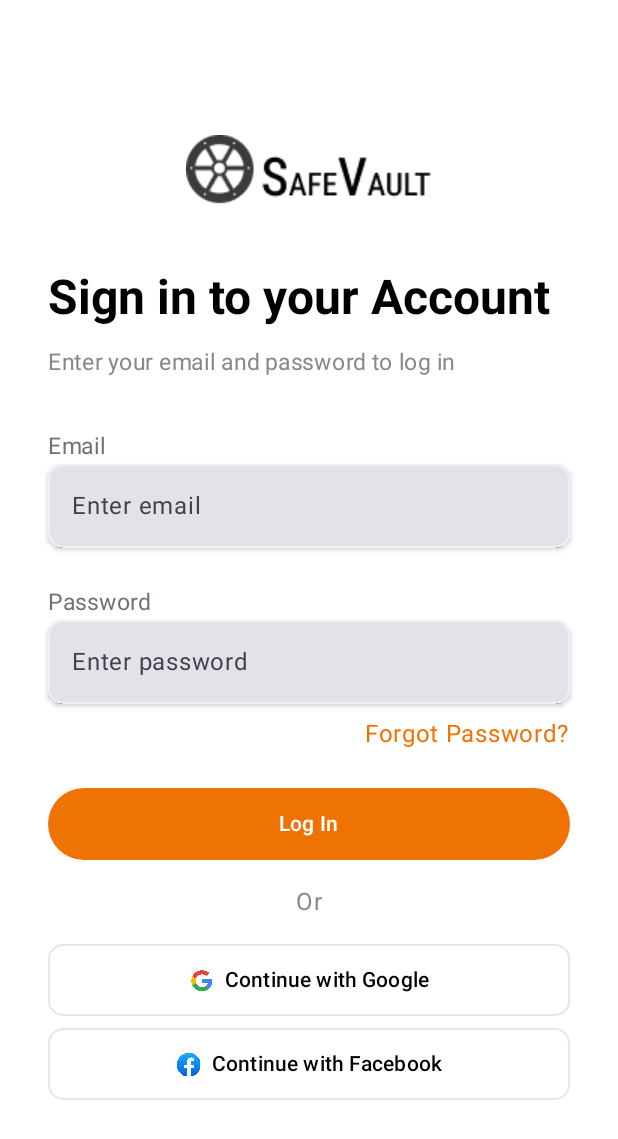
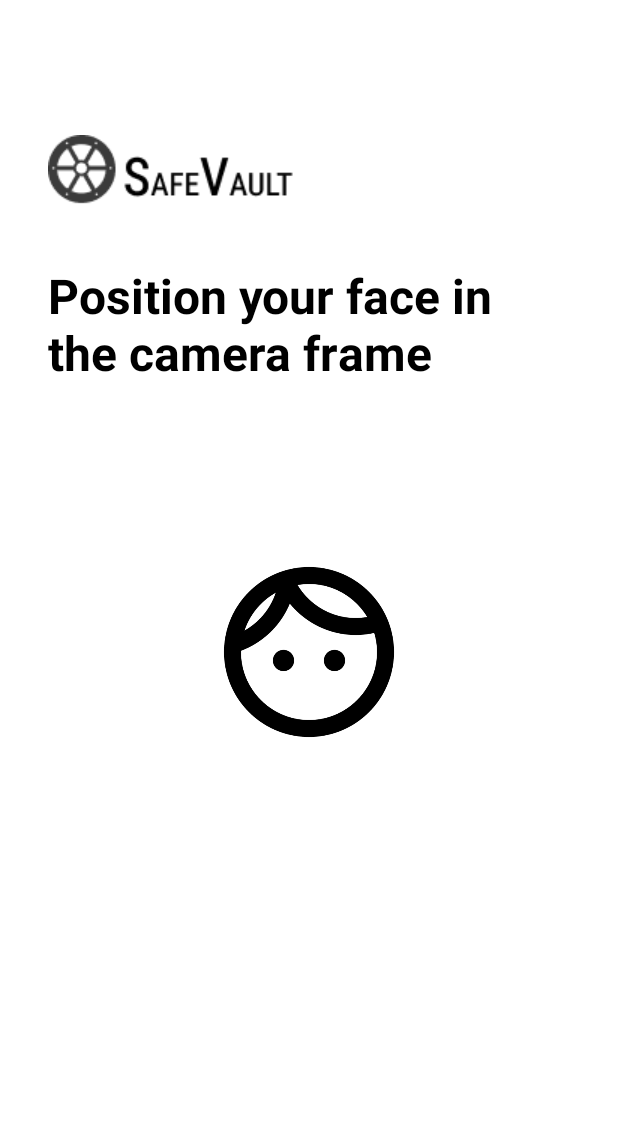
Before and after one commit to TimotiusEkanaT/UAS_ProgAndro, an Android app built with Jetpack Compose: the @Preview function GreetingPreview, on a phone screen of 412 x 824 dp. Shown: the top 1139 px of the screen. Run offline under Robolectric (Android 15) with nearby library versions, the phone set to English and light mode, and no system bars.

Commit message:
Commit Auth_Calc_FaceID

```diff
--- a/app/src/main/java/com/example/safevault_compose/MainActivity.kt
+++ b/app/src/main/java/com/example/safevault_compose/MainActivity.kt
@@ -207,6 +207,56 @@ fun Auth_Calc() {
     }
 }
 
+@Composable
+fun Auth_Calc_FaceID() {
+    var email by remember { mutableStateOf("") }
+    var password by remember { mutableStateOf("") }
+
+    Column(
+        modifier = Modifier
+            .fillMaxSize()
+            .padding(horizontal = 32.dp),
+        verticalArrangement = Arrangement.Top,
+        horizontalAlignment = Alignment.Start
+    ) {
+        Spacer(modifier = Modifier.height(90.dp))
+
+        // Logo
+        Image(
+            painter = painterResource(id = R.drawable.logo_safe_vault_with_text),
+            contentDescription = "Logo",
+            modifier = Modifier
+                .width(164.dp)
+                .height(49.dp)
+                .align(Alignment.Start),
+            contentScale = ContentScale.Fit
+        )
+
+        Spacer(modifier = Modifier.height(40.dp))
+
+        Text(
+            text = "Position your face in the camera frame",
+            style = TextStyle(
+                fontSize = 32.sp,
+                fontWeight = FontWeight.Bold,
+                color = Color.Black
+            )
+        )
+
+        Spacer(modifier = Modifier.height(111.dp))
+
+        Image(
+            painter = painterResource(id = R.drawable.face),
+            contentDescription = "face id icon",
+            contentScale = ContentScale.Fit,
+            modifier = Modifier
+                .width(136.dp)
+                .height(136.dp)
+                .align(Alignment.CenterHorizontally)
+        )
+    }
+}
+
 
 object Variables {
     val Grey: Color = Color(0xFF6C7278)
@@ -217,6 +267,6 @@ object Variables {
 @Composable
 fun GreetingPreview() {
     SafeVault_ComposeTheme {
-        Auth_Calc()
+        Auth_Calc_FaceID()
     }
 }
```
Also changed, not shown: app/src/main/res/drawable/face.png (added).
